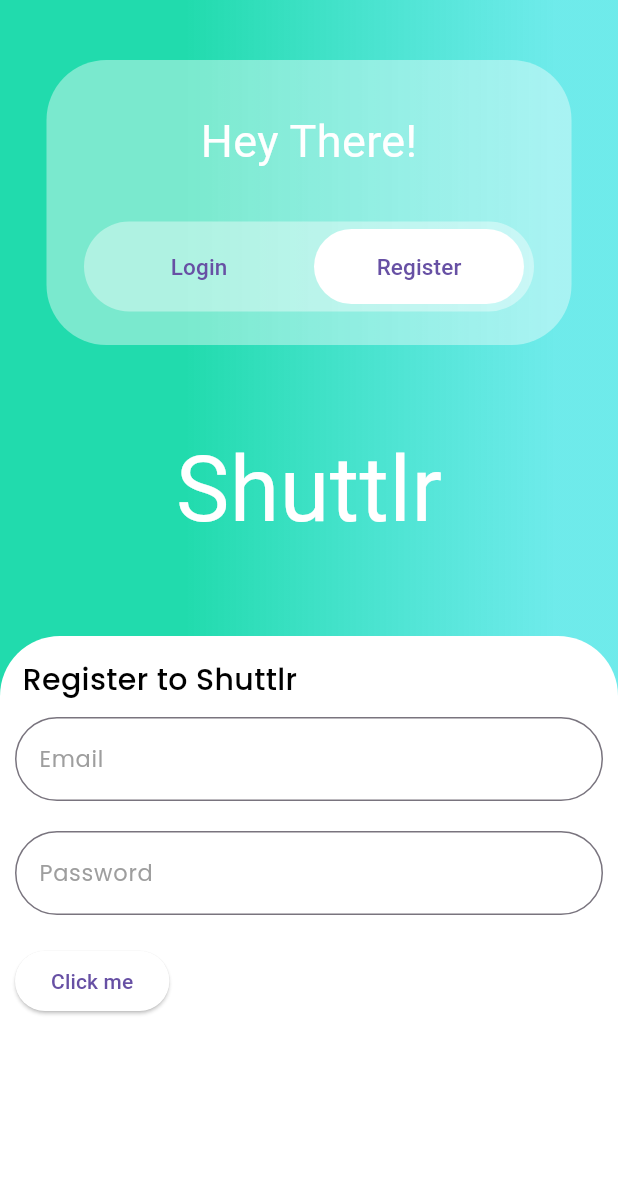
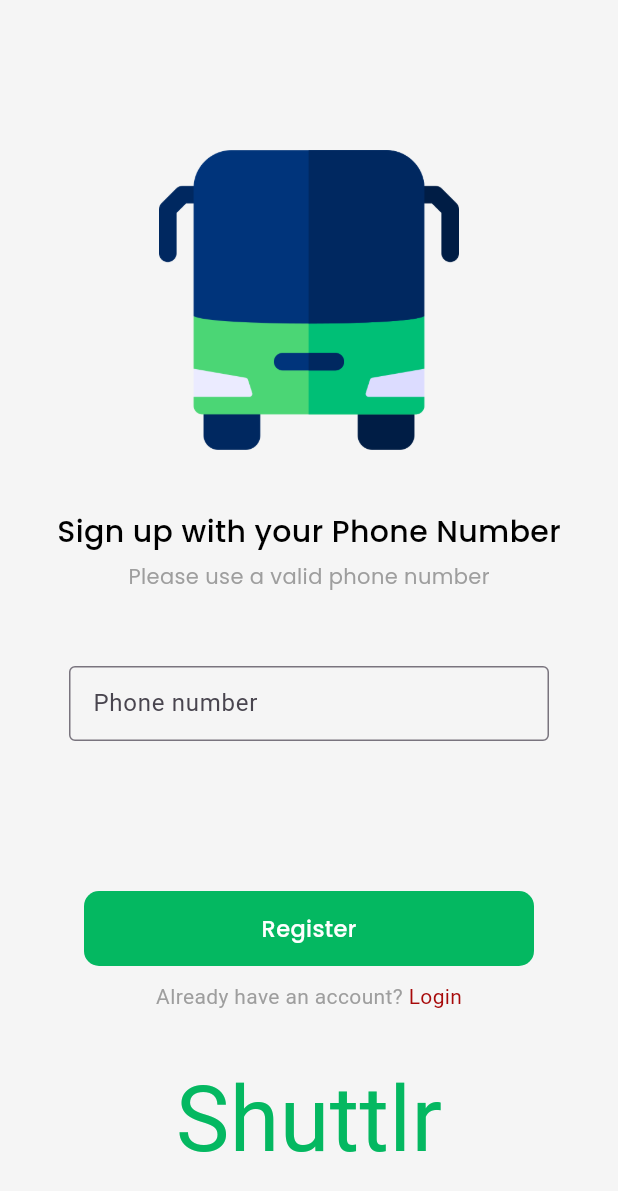
Before and after one commit to Retr0-Xan/Shuttlr, a Flutter app: the Register screen opened by its route, on a phone screen of 412 x 824 dp. Shown: the top 1191 px of the screen. Run offline on Flutter 3.47's test engine with Material 3 defaults, Android fonts, the phone set to English and light mode, and no system bars; our stand-ins replace google_fonts.

Commit message:
upadated register screen ui

```diff
--- a/shuttlr/lib/pages/register.dart
+++ b/shuttlr/lib/pages/register.dart
@@ -16,88 +16,27 @@ class Register extends StatefulWidget {
 class _RegisterState extends State<Register> {
   @override
   Widget build(BuildContext context) {
-    return Container(
-      decoration: BoxDecoration(
-          gradient: LinearGradient(
-        colors: [
-          Color.fromARGB(255, 33, 219, 173),
-          Color.fromARGB(193, 64, 228, 228),
-        ],
-        stops: [0.3, 0.9],
-      )),
-      child: Scaffold(
-        backgroundColor: Colors.transparent,
-        body: Column(
-          mainAxisAlignment: MainAxisAlignment.spaceBetween,
+    return Scaffold(
+      backgroundColor: Colors.grey[100],
+      body: SingleChildScrollView(
+        child: Column(
+          crossAxisAlignment: CrossAxisAlignment.center,
           children: [
             Container(
-              margin: EdgeInsets.only(top: 40),
-              width: 350,
-              height: 190,
-              decoration: BoxDecoration(
-                  color: Colors.white.withOpacity(0.4),
-                  borderRadius: BorderRadius.all(Radius.circular(40))),
-              child: Column(
-                  mainAxisAlignment: MainAxisAlignment.spaceEvenly,
-                  children: [
-                    Padding(
-                      padding: const EdgeInsets.all(10.0),
-                      child: Text(
-                        "Hey There!",
-                        style: TextStyle(
-                          color: Colors.white,
-                          fontSize: 30,
+              margin: EdgeInsets.only(top: 100),
+              child: Hero(
+                tag: 'logo',
+                child: Image.asset(
+                  'assets/bus.png',
+                  width: 200,
+                  height: 200,
                 ),
               ),
             ),
-                    Container(
-                      height: 60,
-                      width: 300,
-                      decoration: BoxDecoration(
-                        color: Colors.white.withOpacity(0.4),
-                        borderRadius: BorderRadius.all(Radius.circular(40)),
-                      ),
-                      child: Row(
-                        mainAxisAlignment: MainAxisAlignment.spaceEvenly,
-                        children: [
-                          RegInButton(
-                              text: "Login",
-                              isSelected: false,
-                              buttonColor:
-                                  MaterialStateProperty.all(Colors.transparent),
-                              toggleView: widget.toggleView),
-                          RegInButton(
-                            text: "Register",
-                            isSelected: true,
-                            buttonColor:
-                                MaterialStateProperty.all(Colors.white),
-                            toggleView: widget.toggleView,
-                          )
-                        ],
-                      ),
-                    )
-                  ]),
-            ),
-            Text(
-              "Shuttlr",
-              style: GoogleFonts.fasterOne(fontSize: 60, color: Colors.white),
-            ),
-            Container(
-              decoration: BoxDecoration(
-                  color: Colors.white,
-                  borderRadius: BorderRadius.only(
-                      topLeft: Radius.circular(40),
-                      topRight: Radius.circular(40))),
-              height: 400,
-              width: MediaQuery.of(context).size.width,
-              child: Form(
-                child: Column(
-                  crossAxisAlignment: CrossAxisAlignment.start,
-                  children: [
             Padding(
-                      padding: const EdgeInsets.fromLTRB(15, 15, 0, 0),
+              padding: const EdgeInsets.only(top: 40, bottom: 5),
               child: Text(
-                        "Register to Shuttlr",
+                "Sign up with your Phone Number",
                 style: GoogleFonts.poppins(
                     fontSize: 20,
                     color: Colors.black,
@@ -105,40 +44,65 @@ class _RegisterState extends State<Register> {
               ),
             ),
             Padding(
-                      padding: const EdgeInsets.all(10.0),
-                      child: TextFormField(
-                        keyboardType: TextInputType.emailAddress,
-                        decoration: InputDecoration(
-                            border: OutlineInputBorder(
-                                borderRadius: BorderRadius.circular(30)),
-                            labelText: "Email",
-                            labelStyle: GoogleFonts.poppins(
-                                fontSize: 15, color: Colors.grey)),
+              padding: const EdgeInsets.only(bottom: 50),
+              child: Text(
+                "Please use a valid phone number",
+                style: GoogleFonts.poppins(color: Colors.grey),
               ),
             ),
-                    Padding(
-                      padding: const EdgeInsets.all(10.0),
+            SizedBox(
+              width: 320,
+              height: 50,
               child: TextFormField(
-                        obscureText: true,
+                keyboardType: TextInputType.phone,
                 decoration: InputDecoration(
-                            border: OutlineInputBorder(
-                              borderRadius: BorderRadius.circular(30),
-                            ),
-                            labelText: "Password",
-                            labelStyle: GoogleFonts.poppins(
-                                fontSize: 15, color: Colors.grey)),
+                    prefix: Text("+233 "),
+                    border: OutlineInputBorder(),
+                    labelText: "Phone number"),
               ),
             ),
-                    Padding(
-                        padding: const EdgeInsets.all(10.0),
-                        child: ElevatedButton(
-                            onPressed: () {},
-                            style: ButtonStyle(
-                                backgroundColor:
-                                    MaterialStateProperty.all(Colors.white)),
-                            child: Text("Click me"))),
+            GestureDetector(
+              onTap: () {
+                print("button pressed");
+              },
+              child: Container(
+                  margin: EdgeInsets.only(top: 100, bottom: 10),
+                  width: 300,
+                  height: 50,
+                  decoration: BoxDecoration(
+                      borderRadius: BorderRadius.circular(10),
+                      color: Color.fromARGB(255, 4, 184, 97)),
+                  child: Center(
+                      child: Text("Register",
+                          style: GoogleFonts.poppins(
+                              fontSize: 15,
+                              color: Colors.white,
+                              fontWeight: FontWeight.w500)))),
+            ),
+            Row(
+              mainAxisAlignment: MainAxisAlignment.center,
+              children: [
+                Text(
+                  "Already have an account? ",
+                  style: TextStyle(color: Colors.grey),
+                ),
+                GestureDetector(
+                  onTap: () {
+                    widget.toggleView();
+                  },
+                  child: Text(
+                    "Login",
+                    style: TextStyle(color: Color.fromARGB(255, 167, 9, 9)),
+                  ),
+                )
               ],
             ),
+            Padding(
+              padding: const EdgeInsets.only(top: 30),
+              child: Text(
+                "Shuttlr",
+                style: GoogleFonts.fasterOne(
+                    fontSize: 60, color: Color.fromARGB(255, 4, 184, 97)),
               ),
             ),
           ],
--- a/shuttlr/lib/pages/sign_in.dart
+++ b/shuttlr/lib/pages/sign_in.dart
@@ -8,10 +8,10 @@ class SignIn extends StatefulWidget {
   final Function toggleView;
   const SignIn({super.key, required this.toggleView});
   @override
-  State<SignIn> createState() => _DummySignInState();
+  State<SignIn> createState() => _SignInState();
 }
 
-class _DummySignInState extends State<SignIn> with WidgetsBindingObserver {
+class _SignInState extends State<SignIn> {
   @override
   Widget build(BuildContext context) {
     return Scaffold(
@@ -81,7 +81,7 @@ class _DummySignInState extends State<SignIn> with WidgetsBindingObserver {
               mainAxisAlignment: MainAxisAlignment.center,
               children: [
                 Text(
-                  "New to Shuttlr?   ",
+                  "New to Shuttlr? ",
                   style: TextStyle(color: Colors.grey),
                 ),
                 GestureDetector(
```
Lines whose indentation alone changed are shown as unchanged.
